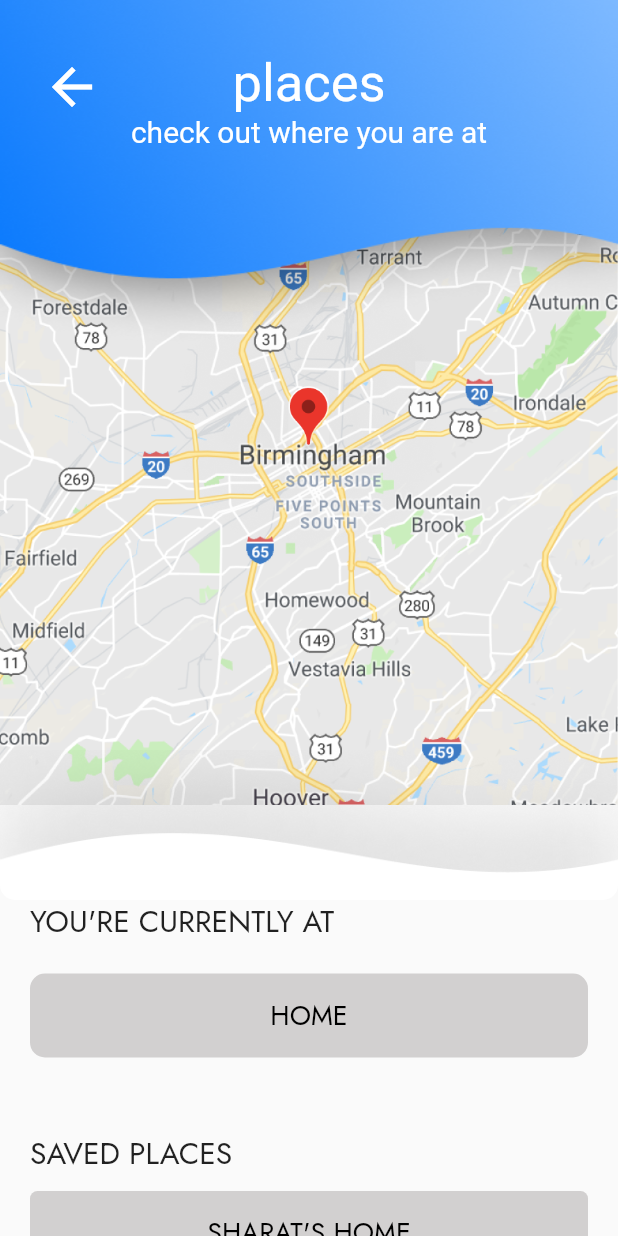
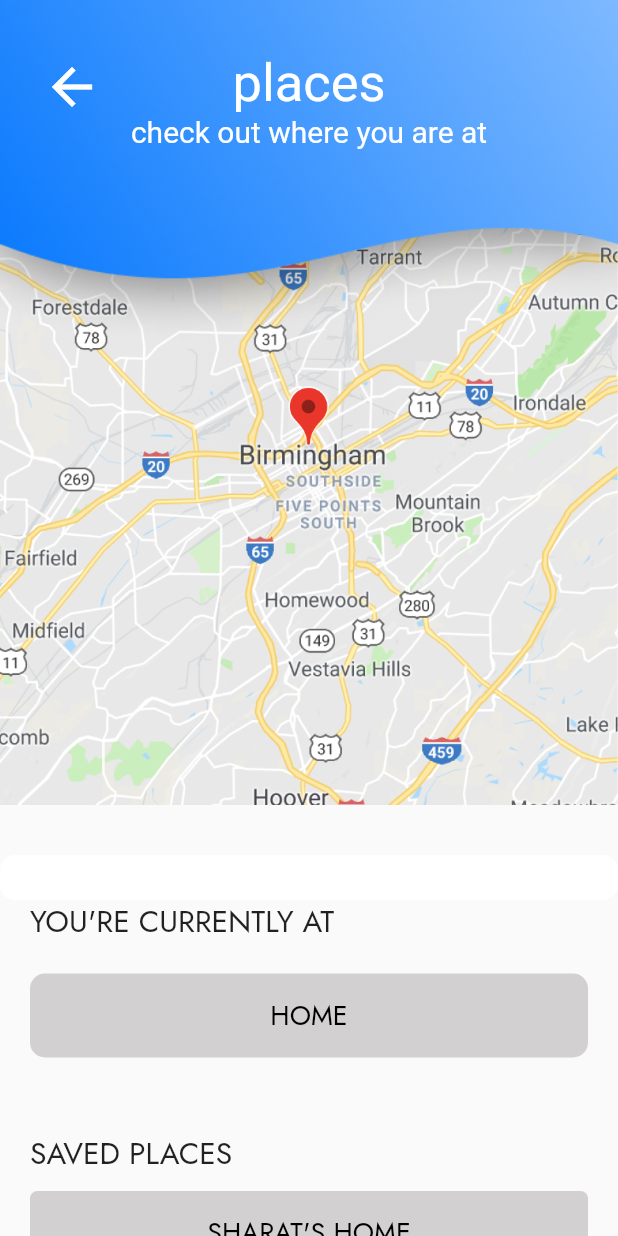
Before and after one commit to aldrinjenson/memoraide, a Flutter app: the Geolocation screen opened by its route, on a phone screen of 412 x 824 dp. Run offline on Flutter 3.47's test engine with Material 2 defaults, Android fonts, the phone set to English and light mode, and no system bars; our stand-ins replace cloud_firestore, firebase_core, google_maps_flutter, webview_flutter; accounts and stored records are empty.

Commit message:
minor changes

```diff
--- a/lib/screens/home/geolocation.dart
+++ b/lib/screens/home/geolocation.dart
@@ -47,15 +47,16 @@ class _GeolocationState extends State<Geolocation> {
                   bottom: 0,
                   child: Container(
                     width: MediaQuery.of(context).size.width,
-                    height: 100,
+                    height: 30,
                     decoration: BoxDecoration(
                       borderRadius: BorderRadius.circular(10),
-                      image: DecorationImage(
-                        image: AssetImage(
-                          "assets/mapshape.png",
-                        ),
-                        fit: BoxFit.cover,
-                      ),
+                      color: Colors.white,
+                      // image: DecorationImage(
+                      //   image: AssetImage(
+                      //     "frame.png",
+                      //   ),
+                      //   fit: BoxFit.fill,
+                      // ),
                     ),
                   ),
                 ),
```
Also changed, not shown: assets/frame.png (added).
